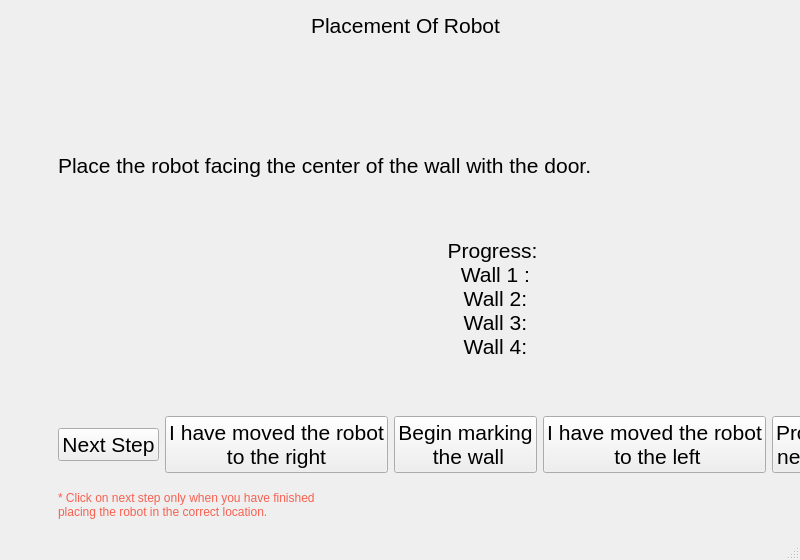
Old version of the form newui_Greyform/UI_Design/greyform_sweefeng.ui in the repository mokzhizhuan/GreyForm_UIs.
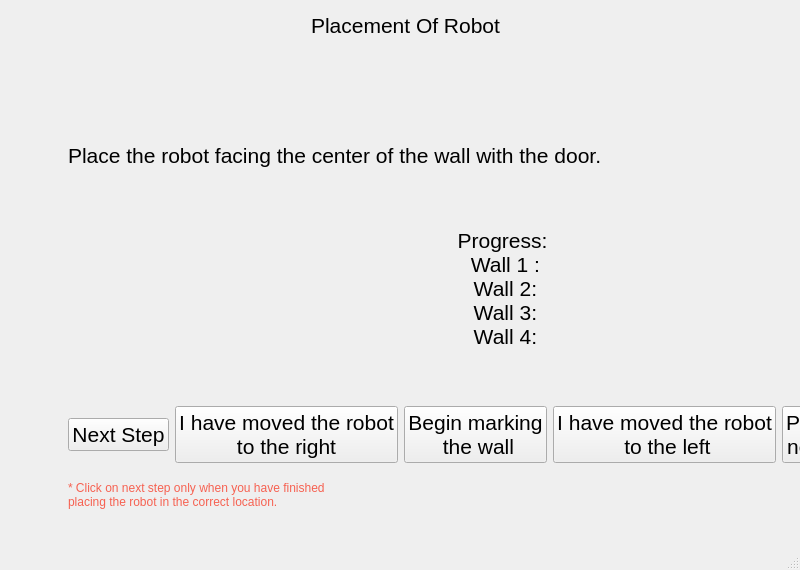
New version of the form.

What changed in the file:
```diff
--- a/newui_Greyform/UI_Design/greyform_sweefeng.ui
+++ b/newui_Greyform/UI_Design/greyform_sweefeng.ui
@@ -7,7 +7,7 @@
     <x>0</x>
     <y>0</y>
     <width>800</width>
-    <height>560</height>
+    <height>570</height>
    </rect>
   </property>
   <property name="font">
@@ -25,15 +25,15 @@
       <x>10</x>
       <y>10</y>
       <width>800</width>
-      <height>550</height>
+      <height>571</height>
      </rect>
     </property>
     <widget class="QWidget" name="page">
      <widget class="QWidget" name="verticalLayoutWidget_3">
       <property name="geometry">
        <rect>
-        <x>0</x>
-        <y>40</y>
+        <x>10</x>
+        <y>30</y>
         <width>917</width>
         <height>481</height>
        </rect>
@@ -59,14 +59,47 @@
           </widget>
          </item>
          <item>
-          <layout class="QVBoxLayout" name="verticalLayout" stretch="1,0,1,1">
+          <layout class="QVBoxLayout" name="verticalLayout" stretch="1,2,1,1">
            <item>
-            <widget class="QLabel" name="warninglabel">
-             <property name="text">
-              <string>Place the robot facing the center of the wall with the door.
+            <layout class="QHBoxLayout" name="horizontalLayout_4">
+             <item>
+              <widget class="QLabel" name="warninglabel">
+               <property name="text">
+                <string>Place the robot facing the center of the wall with the door.
 </string>
-             </property>
-            </widget>
+               </property>
+              </widget>
+             </item>
+             <item>
+              <spacer name="verticalSpacer_4">
+               <property name="orientation">
+                <enum>Qt::Vertical</enum>
+               </property>
+               <property name="sizeHint" stdset="0">
+                <size>
+                 <width>20</width>
+                 <height>40</height>
+                </size>
+               </property>
+              </spacer>
+             </item>
+             <item>
+              <spacer name="verticalSpacer_3">
+               <property name="orientation">
+                <enum>Qt::Vertical</enum>
+               </property>
+               <property name="sizeType">
+                <enum>QSizePolicy::Expanding</enum>
+               </property>
+               <property name="sizeHint" stdset="0">
+                <size>
+                 <width>20</width>
+                 <height>40</height>
+                </size>
+               </property>
+              </spacer>
+             </item>
+            </layout>
            </item>
            <item>
             <layout class="QHBoxLayout" name="horizontalLayout_3">
```
